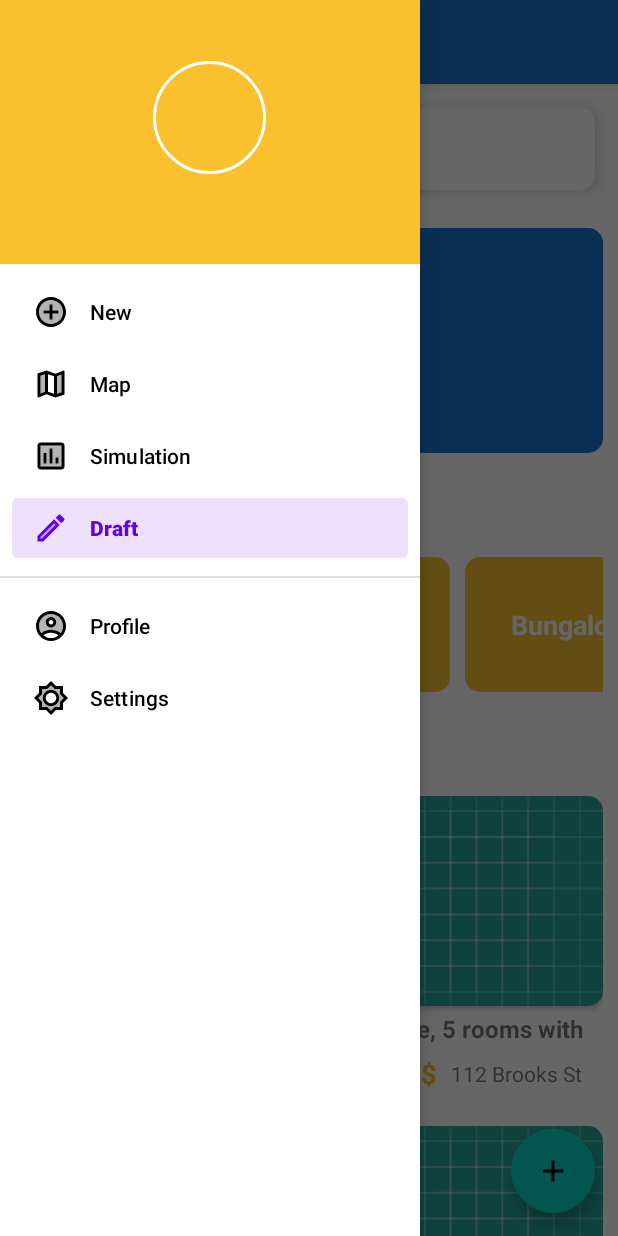
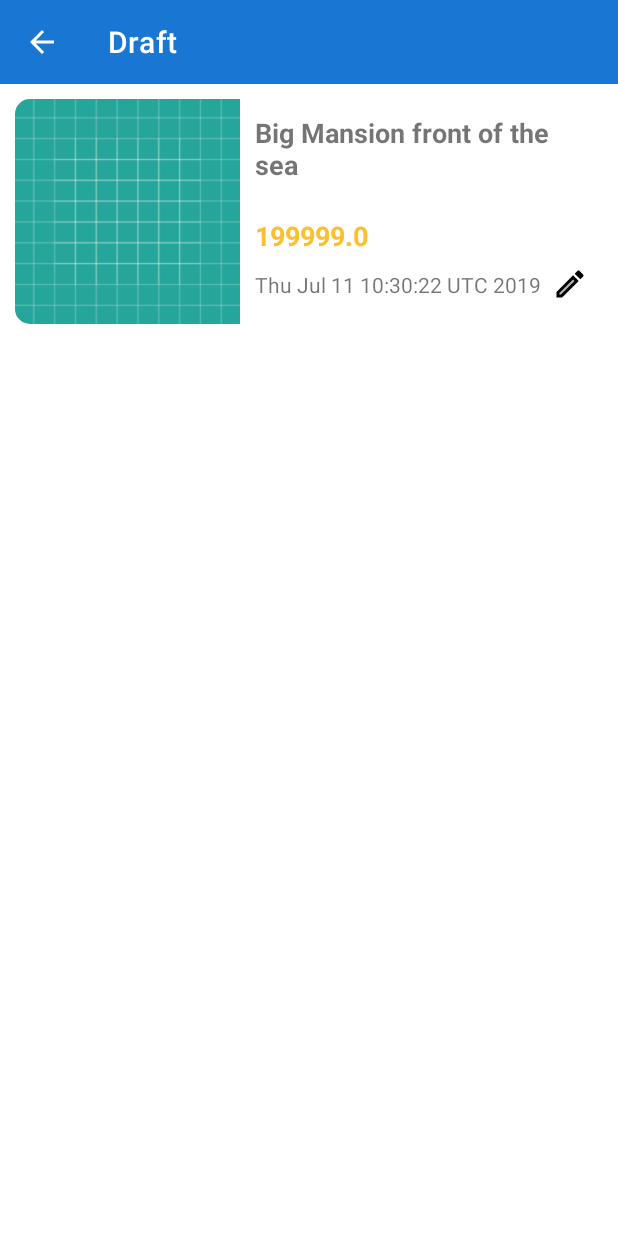
Before and after one commit to Guillaume-GitHub/RealEstateManager, an Android app: the screen it shows after launch (MainActivity before the commit, DraftActivity after it), in the side drawer, after a tap on "Draft", on a phone screen of 412 x 824 dp. Run offline under Robolectric (Android 15) with nearby library versions, the phone set to English and light mode, and no system bars.

Commit message:
add draft activity + recylerview draft view

```diff
--- /dev/null
+++ b/app/src/main/java/com/openclassrooms/realestatemanager/adapter/ItemDraftAdapter.kt
@@ -0,0 +1,23 @@
+package com.openclassrooms.realestatemanager.adapter
+
+import android.view.LayoutInflater
+import android.view.ViewGroup
+import androidx.recyclerview.widget.RecyclerView
+import com.openclassrooms.realestatemanager.model.Estate
+import com.openclassrooms.realestatemanager.view.ItemDraftViewHolder
+
+class ItemDraftAdapter(var dataset: ArrayList<Estate>): RecyclerView.Adapter<ItemDraftViewHolder>() {
+
+    override fun onCreateViewHolder(parent: ViewGroup, viewType: Int): ItemDraftViewHolder {
+        val inflater = LayoutInflater.from(parent.context)
+        return ItemDraftViewHolder(inflater, parent)
+    }
+
+    override fun onBindViewHolder(holder: ItemDraftViewHolder, position: Int) {
+        holder.bind(dataset[position])
+    }
+
+    override fun getItemCount(): Int {
+       return dataset.size
+    }
+}
--- a/app/src/main/java/com/openclassrooms/realestatemanager/controller/DetailFragment.kt
+++ b/app/src/main/java/com/openclassrooms/realestatemanager/controller/DetailFragment.kt
@@ -2,15 +2,18 @@ package com.openclassrooms.realestatemanager.controller
 
 
 import android.os.Bundle
+import android.util.Log
 import androidx.fragment.app.Fragment
 import android.view.LayoutInflater
 import android.view.View
 import android.view.ViewGroup
 import androidx.appcompat.app.AppCompatActivity
+import androidx.core.widget.NestedScrollView
 
 import com.openclassrooms.realestatemanager.R
 import com.openclassrooms.realestatemanager.model.Estate
 import kotlinx.android.synthetic.main.fragment_detail.*
+import kotlinx.android.synthetic.main.fragment_main.*
 
 class DetailFragment(val estate: Estate) : Fragment() {
 
--- /dev/null
+++ b/app/src/main/java/com/openclassrooms/realestatemanager/controller/DraftActivity.kt
@@ -0,0 +1,20 @@
+package com.openclassrooms.realestatemanager.controller
+
+import androidx.appcompat.app.AppCompatActivity
+import android.os.Bundle
+import com.openclassrooms.realestatemanager.R
+
+class DraftActivity : AppCompatActivity() {
+
+    override fun onCreate(savedInstanceState: Bundle?) {
+        super.onCreate(savedInstanceState)
+        setContentView(R.layout.activity_draft)
+        this.displayDraftFragment()
+    }
+
+    private fun displayDraftFragment(){
+        val draftFragment = DraftFragment()
+        supportFragmentManager.beginTransaction().add(R.id.activity_draft_frame_layout,draftFragment).commit()
+    }
+
+}
--- /dev/null
+++ b/app/src/main/java/com/openclassrooms/realestatemanager/controller/DraftFragment.kt
@@ -0,0 +1,44 @@
+package com.openclassrooms.realestatemanager.controller
+
+
+import android.os.Bundle
+import androidx.fragment.app.Fragment
+import android.view.LayoutInflater
+import android.view.View
+import android.view.ViewGroup
+import android.widget.LinearLayout
+import androidx.recyclerview.widget.LinearLayoutManager
+import androidx.recyclerview.widget.RecyclerView
+
+import com.openclassrooms.realestatemanager.R
+import com.openclassrooms.realestatemanager.adapter.ItemDraftAdapter
+import com.openclassrooms.realestatemanager.model.Estate
+import kotlinx.android.synthetic.main.activity_draft.*
+import kotlinx.android.synthetic.main.fragment_draft.*
+import java.util.ArrayList
+
+class DraftFragment : Fragment() {
+    lateinit var recyclerView: RecyclerView
+    lateinit var adapter: ItemDraftAdapter
+
+    override fun onCreateView(inflater: LayoutInflater, container: ViewGroup?,
+                              savedInstanceState: Bundle?): View? {
+        // Inflate the layout for this fragment
+        return inflater.inflate(R.layout.fragment_draft, container, false)
+    }
+
+    override fun onViewCreated(view: View, savedInstanceState: Bundle?) {
+        super.onViewCreated(view, savedInstanceState)
+        this.configRecyclerView()
+    }
+
+    //TODO : REMOVE EXAMPLE
+    private fun configRecyclerView(){
+        recyclerView = fragment_draft_recycler_view.apply {
+           this.layoutManager = LinearLayoutManager(context)
+            var estates = arrayListOf(Estate("Mansion","Big Mansion front of the sea","653 st Unknow street",199999.0))
+            this.adapter = ItemDraftAdapter(estates)
+
+        }
+    }
+}
--- a/app/src/main/java/com/openclassrooms/realestatemanager/controller/MainActivity.kt
+++ b/app/src/main/java/com/openclassrooms/realestatemanager/controller/MainActivity.kt
@@ -51,6 +51,7 @@ class MainActivity : AppCompatActivity(), NavigationView.OnNavigationItemSelecte
     override fun onNavigationItemSelected(item: MenuItem): Boolean {
        when(item.itemId){
            R.id.activity_main_drawer_new -> startActivity(Intent(this, NewEstateActivity::class.java))
+           R.id.activity_main_drawer_draft -> startActivity(Intent(this, DraftActivity::class.java))
        }
         return true
     }
--- /dev/null
+++ b/app/src/main/java/com/openclassrooms/realestatemanager/view/ItemDraftViewHolder.kt
@@ -0,0 +1,23 @@
+package com.openclassrooms.realestatemanager.view
+
+import android.view.LayoutInflater
+import android.view.ViewGroup
+import android.widget.TextView
+import androidx.recyclerview.widget.RecyclerView
+import com.openclassrooms.realestatemanager.R
+import com.openclassrooms.realestatemanager.model.Estate
+import java.util.*
+
+class ItemDraftViewHolder(inflater: LayoutInflater, parent: ViewGroup) :
+        RecyclerView.ViewHolder(inflater.inflate(R.layout.recyclerview_draft_item, parent,false)) {
+
+    private val title: TextView = itemView.findViewById(R.id.recyclerview_draft_item_title_textview)
+    private val price: TextView = itemView.findViewById(R.id.recyclerview_draft_item_price_textview)
+    private val date: TextView = itemView.findViewById(R.id.recyclerview_draft_item_date_textview)
+
+    fun bind(estate: Estate){
+        title.text = estate.title
+        price.text = estate.price.toString()
+        date.text = Calendar.getInstance().time.toString()
+    }
+}
--- /dev/null
+++ b/app/src/main/res/drawable/ic_twotone_arrow_back_white_24px.xml
@@ -0,0 +1,9 @@
+<vector xmlns:android="http://schemas.android.com/apk/res/android"
+    android:width="24dp"
+    android:height="24dp"
+    android:viewportWidth="24"
+    android:viewportHeight="24">
+  <path
+      android:fillColor="#FFFFFF"
+      android:pathData="M20,11H7.83l5.59,-5.59L12,4l-8,8 8,8 1.41,-1.41L7.83,13H20v-2z"/>
+</vector>
--- /dev/null
+++ b/app/src/main/res/layout/activity_draft.xml
@@ -0,0 +1,26 @@
+<?xml version="1.0" encoding="utf-8"?>
+<RelativeLayout
+    xmlns:android="http://schemas.android.com/apk/res/android"
+    xmlns:app="http://schemas.android.com/apk/res-auto"
+    xmlns:tools="http://schemas.android.com/tools"
+    android:layout_width="match_parent"
+    android:layout_height="match_parent"
+    tools:context=".controller.DraftActivity">
+
+    <androidx.appcompat.widget.Toolbar
+        android:id="@+id/activity_draft_toolbar"
+        android:layout_width="match_parent"
+        android:layout_height="?attr/actionBarSize"
+        android:background="@color/colorPrimary"
+        app:navigationIcon="@drawable/ic_twotone_arrow_back_white_24px"
+        app:titleTextColor="@color/colorTextOnPrimary"
+        app:title="Draft">
+    </androidx.appcompat.widget.Toolbar>
+
+    <FrameLayout
+        android:id="@+id/activity_draft_frame_layout"
+        android:layout_width="match_parent"
+        android:layout_height="match_parent"
+        android:layout_below="@id/activity_draft_toolbar"/>
+
+</RelativeLayout>
--- /dev/null
+++ b/app/src/main/res/layout/fragment_draft.xml
@@ -0,0 +1,7 @@
+<?xml version="1.0" encoding="utf-8"?>
+<androidx.recyclerview.widget.RecyclerView
+    android:id="@+id/fragment_draft_recycler_view"
+    xmlns:android="http://schemas.android.com/apk/res/android"
+    android:layout_height="match_parent"
+    android:layout_width="match_parent">
+</androidx.recyclerview.widget.RecyclerView>
--- /dev/null
+++ b/app/src/main/res/layout/recyclerview_draft_item.xml
@@ -0,0 +1,69 @@
+<?xml version="1.0" encoding="utf-8"?>
+<androidx.cardview.widget.CardView
+    android:id="@+id/recyclerview_draft_item_root"
+    xmlns:android="http://schemas.android.com/apk/res/android"
+    xmlns:app="http://schemas.android.com/apk/res-auto"
+    android:orientation="vertical"
+    android:layout_width="match_parent"
+    android:layout_height="150dp"
+    android:layout_margin="@dimen/default_app_margin"
+    app:cardCornerRadius="@dimen/default_app_radius"
+    android:elevation="@dimen/default_app_elevation">
+
+    <RelativeLayout
+        android:id="@+id/recyclerview_draft_item_container"
+        android:layout_width="match_parent"
+        android:layout_height="match_parent">
+
+        <ImageView
+            android:id="@+id/recyclerview_draft_item_image"
+            android:layout_width="150dp"
+            android:layout_height="match_parent"
+            android:layout_alignParentStart="true"
+            android:background="@drawable/rounded_corner_background"
+            android:src="@drawable/ic_launcher_background"/>
+
+        <LinearLayout
+            android:id="@+id/recyclerview_draft_item_text_container"
+            android:layout_width="match_parent"
+            android:layout_height="match_parent"
+            android:orientation="vertical"
+            android:layout_toEndOf="@id/recyclerview_draft_item_image"
+            android:padding="@dimen/default_app_padding">
+
+            <androidx.appcompat.widget.AppCompatTextView
+                android:id="@+id/recyclerview_draft_item_title_textview"
+                android:layout_width="match_parent"
+                android:layout_height="0dp"
+                android:layout_weight="2"
+                android:textStyle="bold"
+                android:textSize="@dimen/medium_text_size"
+                android:text="Big mansion with 99 rooms and 99 bathrooms"
+                android:maxLines="2"/>
+
+            <androidx.appcompat.widget.AppCompatTextView
+                android:id="@+id/recyclerview_draft_item_price_textview"
+                android:layout_width="match_parent"
+                android:layout_height="0dp"
+                android:layout_weight="1"
+                android:gravity="center_vertical"
+                android:textStyle="bold"
+                android:textSize="@dimen/medium_text_size"
+                android:text="9999999 $"
+                android:textColor="@color/colorSecondary"/>
+
+            <androidx.appcompat.widget.AppCompatTextView
+                android:id="@+id/recyclerview_draft_item_date_textview"
+                android:layout_width="match_parent"
+                android:layout_height="0dp"
+                android:layout_weight="1"
+                android:gravity="center_vertical"
+                android:text="12/06/2019"
+                android:drawableEnd="@drawable/ic_twotone_edit_24px"/>
+
+
+        </LinearLayout>
+
+    </RelativeLayout>
+
+</androidx.cardview.widget.CardView>
--- a/app/src/main/res/menu/activity_main_drawer_menu.xml
+++ b/app/src/main/res/menu/activity_main_drawer_menu.xml
@@ -19,7 +19,7 @@
             android:icon="@drawable/ic_twotone_insert_chart_24px"
             android:title="@string/drawer_menu_simulation" />
         <item
-            android:id="@+id/activity_main_drawer_complete"
+            android:id="@+id/activity_main_drawer_draft"
             android:icon="@drawable/ic_twotone_edit_24px"
             android:title="@string/drawer_menu_draft" />
     </group>
--- a/app/src/main/res/values/strings.xml
+++ b/app/src/main/res/values/strings.xml
@@ -47,4 +47,7 @@
     <!-- Used in NavigationDrawer -->
     <string name="navigation_drawer_open">Open navigation drawer</string>
     <string name="navigation_drawer_close">Close navigation drawer</string>
+
+    <!-- TODO: Remove or change this placeholder text -->
+    <string name="hello_blank_fragment">Hello blank fragment</string>
 </resources>
```
Also changed, not shown: app/src/main/AndroidManifest.xml (+3 -4 lines), app/src/main/res/layout/fragment_detail.xml (+48 -37 lines).
